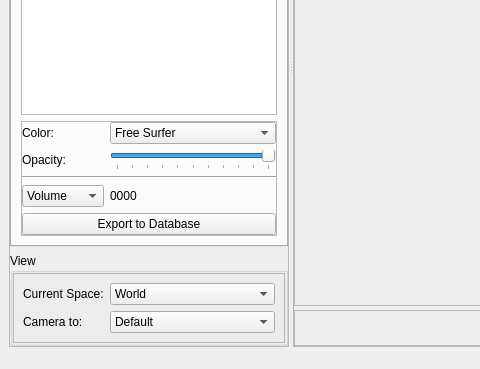
Old version of the form braviz/interaction/qt_guis/subject_overview.ui in the repository diego0020/braviz-app; both pictures show x 0 to 480 and y 246 to 615 of the 855 by 615 pixel window.
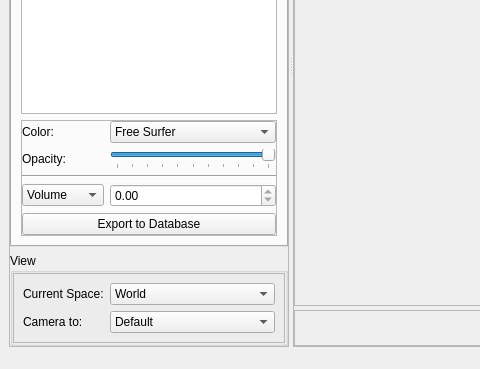
New version of the form. Icons and pictures are not drawn.

What changed in the file:
```diff
--- a/braviz/interaction/qt_guis/subject_overview.ui
+++ b/braviz/interaction/qt_guis/subject_overview.ui
@@ -612,8 +612,8 @@
                  </property>
                 </widget>
                </item>
-               <item row="3" column="0">
-                <widget class="QComboBox" name="comboBox">
+               <item row="4" column="0">
+                <widget class="QComboBox" name="struct_scalar_combo">
                  <item>
                   <property name="text">
                    <string>Volume</string>
@@ -636,14 +636,7 @@
                  </item>
                 </widget>
                </item>
-               <item row="3" column="1">
-                <widget class="QLabel" name="label_9">
-                 <property name="text">
-                  <string>0000</string>
-                 </property>
-                </widget>
-               </item>
-               <item row="4" column="0" colspan="2">
+               <item row="5" column="0" colspan="2">
                 <widget class="QPushButton" name="export_segmentation_to_db">
                  <property name="text">
                   <string>Export to Database</string>
@@ -657,6 +650,19 @@
                  </property>
                 </widget>
                </item>
+               <item row="4" column="1">
+                <widget class="QDoubleSpinBox" name="struct_scalar_value">
+                 <property name="locale">
+                  <locale language="English" country="UnitedStates"/>
+                 </property>
+                 <property name="readOnly">
+                  <bool>true</bool>
+                 </property>
+                 <property name="maximum">
+                  <double>100000.000000000000000</double>
+                 </property>
+                </widget>
+               </item>
               </layout>
              </widget>
             </item>
```
Left out of the diff: 12 changed lines with no effect on the pictures.
